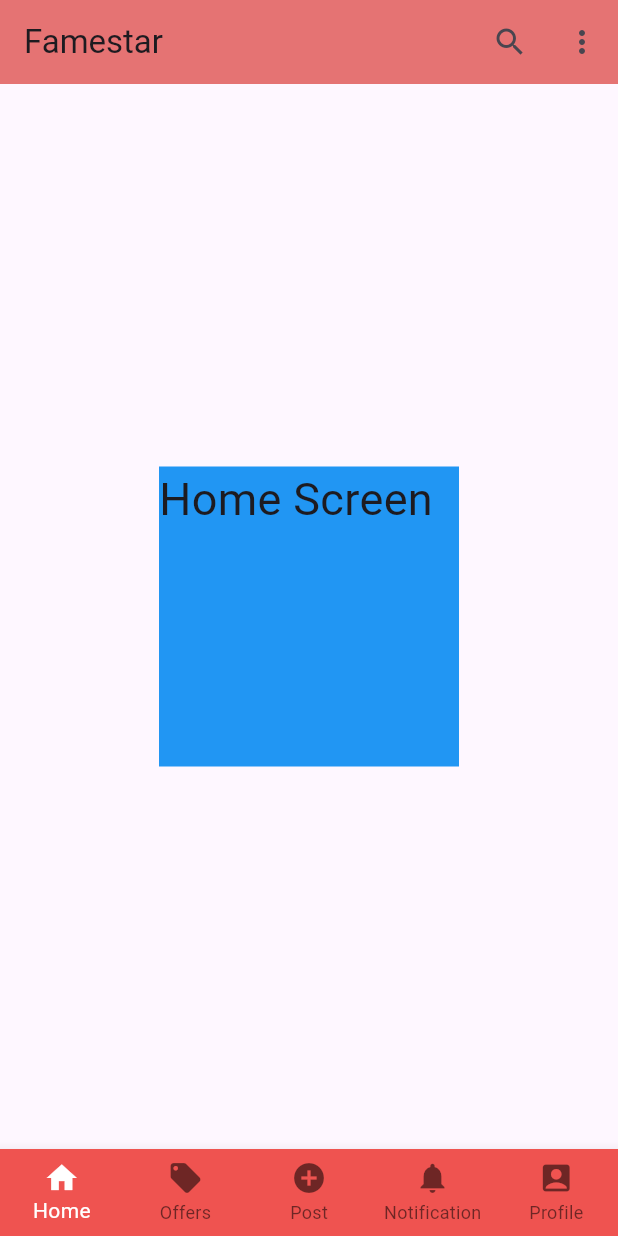
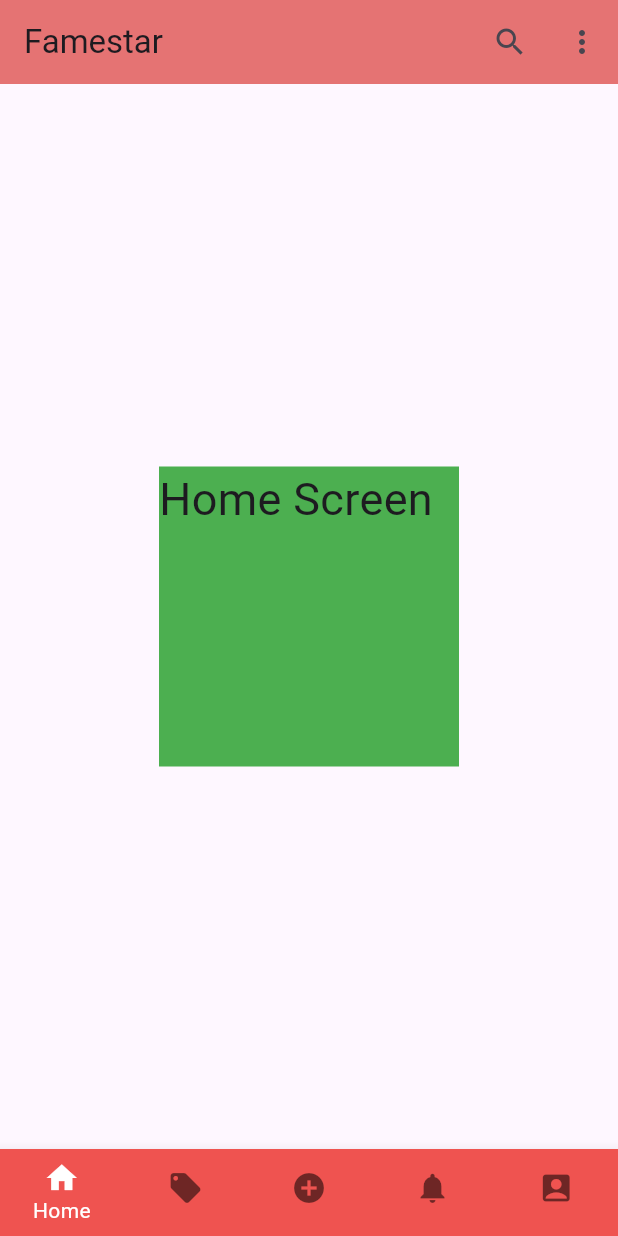
Before and after one commit to sazid99/Famestar, a Flutter app: the screen it shows after launch, on a phone screen of 412 x 824 dp. Run offline on Flutter 3.47's test engine with Material 3 defaults, Android fonts, the phone set to English and light mode, and no system bars.

Commit message:
new commit

```diff
--- a/lib/main.dart
+++ b/lib/main.dart
@@ -5,7 +5,7 @@ import 'package:famestar/screen/post.dart';
 import 'package:famestar/screen/profile.dart';
 import 'package:flutter/material.dart';
 void main() {
-  runApp(MyApp());
+  runApp(const MyApp());
 }
 
 class MyApp extends StatelessWidget {
@@ -13,7 +13,7 @@ class MyApp extends StatelessWidget {
 
   @override
   Widget build(BuildContext context) {
-    return MaterialApp(
+    return const MaterialApp(
       debugShowCheckedModeBanner: false,
       home: HomeScreen(),
     );
@@ -60,9 +60,9 @@ class _HomeScreenState extends State<HomeScreen> {
       body: Center(
         child: widgetList[myIndex],
       ),
-      backgroundColor: Colors.blue[200],
       bottomNavigationBar: BottomNavigationBar(
         type: BottomNavigationBarType.fixed,
+        showUnselectedLabels: false,
         backgroundColor: Colors.red[400],
         fixedColor: Colors.white,
         currentIndex: myIndex,
--- a/lib/screen/home.dart
+++ b/lib/screen/home.dart
@@ -1,14 +1,14 @@
 import 'package:flutter/material.dart';
 
 void main() {
-  runApp(MyApp());
+  runApp(const MyApp());
 }
 class MyApp extends StatelessWidget {
   const MyApp({super.key});
 
   @override
   Widget build(BuildContext context) {
-    return MaterialApp(
+    return const MaterialApp(
       home: Homescreen(),
     );
   }
@@ -24,8 +24,8 @@ class Homescreen extends StatelessWidget {
         child: Container(
           height: 200,
           width: 200,
-          color: Colors.blue,
-          child: Text(
+          color: Colors.green,
+          child: const Text(
             'Home Screen',
             style: TextStyle(fontSize: 30),
           ),
```
Also changed, not shown: lib/screen/notification.dart (+4 -4 lines), lib/screen/offer.dart (+4 -4 lines), lib/screen/post.dart (+4 -4 lines), lib/screen/profile.dart (+4 -4 lines).
